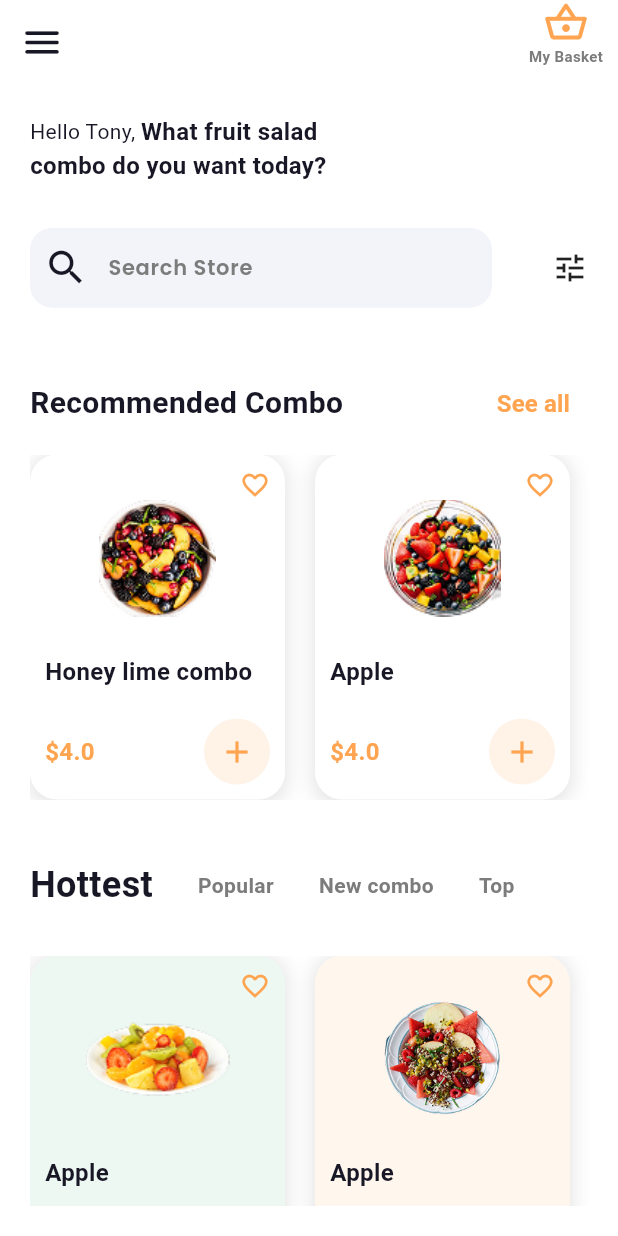
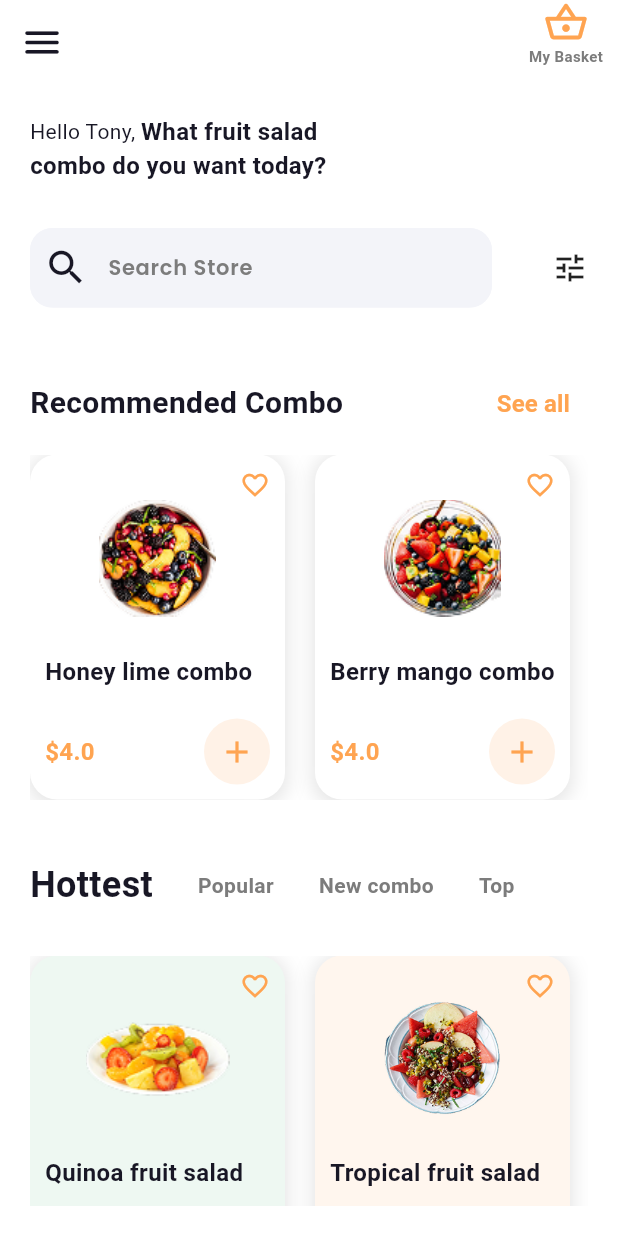
Before and after one commit to Amr-Elrayes/Fruit-Hub, a Flutter app: the HomeScreen screen opened directly, on a phone screen of 412 x 824 dp. Run offline on Flutter 3.47's test engine with Material 3 defaults, Android fonts, the phone set to English and light mode, and no system bars; our stand-ins replace flutter_svg.

Commit message:
edit names

```diff
--- a/lib/core/utils/products_list.dart
+++ b/lib/core/utils/products_list.dart
@@ -16,7 +16,7 @@ List<ProductModel> RecommendedCombo = [
     bgColor: AppColors.whiteColor,
     id: 2,
     image: AppImages.diah_2,
-    name: "Apple",
+    name: "Berry mango combo",
     quantaty: "1 kg",
     price: 4.00,
   ),
@@ -24,7 +24,7 @@ List<ProductModel> RecommendedCombo = [
     bgColor: AppColors.whiteColor,
     id: 3,
     image: AppImages.diah_1,
-    name: "Apple",
+    name: "Honey lime combo",
     quantaty: "1 kg",
     price: 4.00,
   ),
@@ -32,7 +32,7 @@ List<ProductModel> RecommendedCombo = [
     bgColor: AppColors.whiteColor,
     id: 4,
     image: AppImages.diah_2,
-    name: "Apple",
+    name: "Berry mango combo",
     quantaty: "1 kg",
     price: 4.00,
   ),
@@ -40,7 +40,7 @@ List<ProductModel> RecommendedCombo = [
     bgColor: AppColors.whiteColor,
     id: 5,
     image: AppImages.diah_1,
-    name: "Apple",
+    name: "Berry mango combo",
     quantaty: "1 kg",
     price: 4.00,
   ),
@@ -48,7 +48,7 @@ List<ProductModel> RecommendedCombo = [
     bgColor: AppColors.whiteColor,
     id: 6,
     image: AppImages.diah_2,
-    name: "Apple",
+    name: "Berry mango combo",
     quantaty: "1 kg",
     price: 4.00,
   ),
@@ -58,7 +58,7 @@ List<ProductModel> FilteredList = [
     bgColor: colors[0],
     id: 7,
     image: AppImages.best,
-    name: "Apple",
+    name: "Quinoa fruit salad",
     quantaty: "1 kg",
     price: 4.00,
   ),
@@ -66,41 +66,40 @@ List<ProductModel> FilteredList = [
     bgColor: colors[1],
     id: 8,
     image: AppImages.breakfast,
-    name: "Apple",
+    name: "Tropical fruit salad",
     quantaty: "1 kg",
     price: 4.00,
   ),
   ProductModel(
-    bgColor: colors[0],
+    bgColor: colors[2],
     id: 9,
     image: AppImages.diah_1,
-    name: "Apple",
+    name: "melon fruit salad",
     quantaty: "1 kg",
     price: 4.00,
   ),
   ProductModel(
-    bgColor: colors[1],
+    bgColor: colors[3],
     id: 9,
     image: AppImages.diah_2,
-    name: "Apple",
+    name: "Tropical fruit salad",
     quantaty: "1 kg",
     price: 4.00,
   ),
   ProductModel(
-    bgColor: colors[0],
+    bgColor: colors[4],
     id: 10,
     image: AppImages.diah_1,
-    name: "Apple",
+    name: "Quinoa fruit salad",
     quantaty: "1 kg",
     price: 4.00,
   ),
   ProductModel(
-    bgColor: colors[1],
+    bgColor: colors[5],
     id: 11,
     image: AppImages.diah_2,
-    name: "Apple",
+    name: "Tropical fruit salad",
     quantaty: "1 kg",
     price: 4.00,
   ),
-
 ];
```
